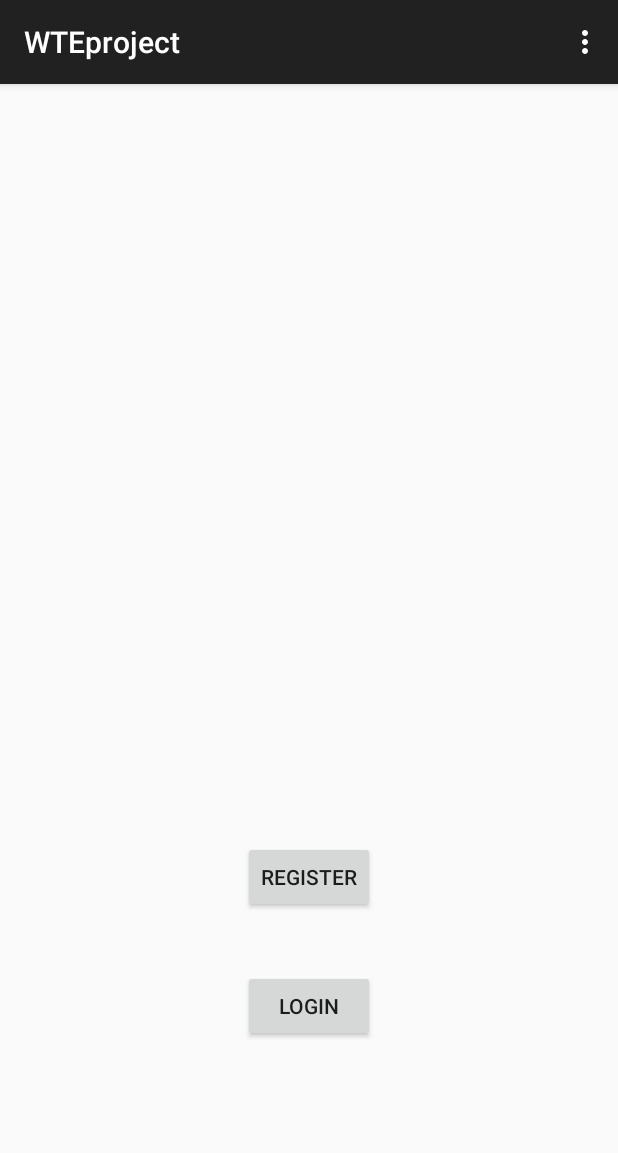
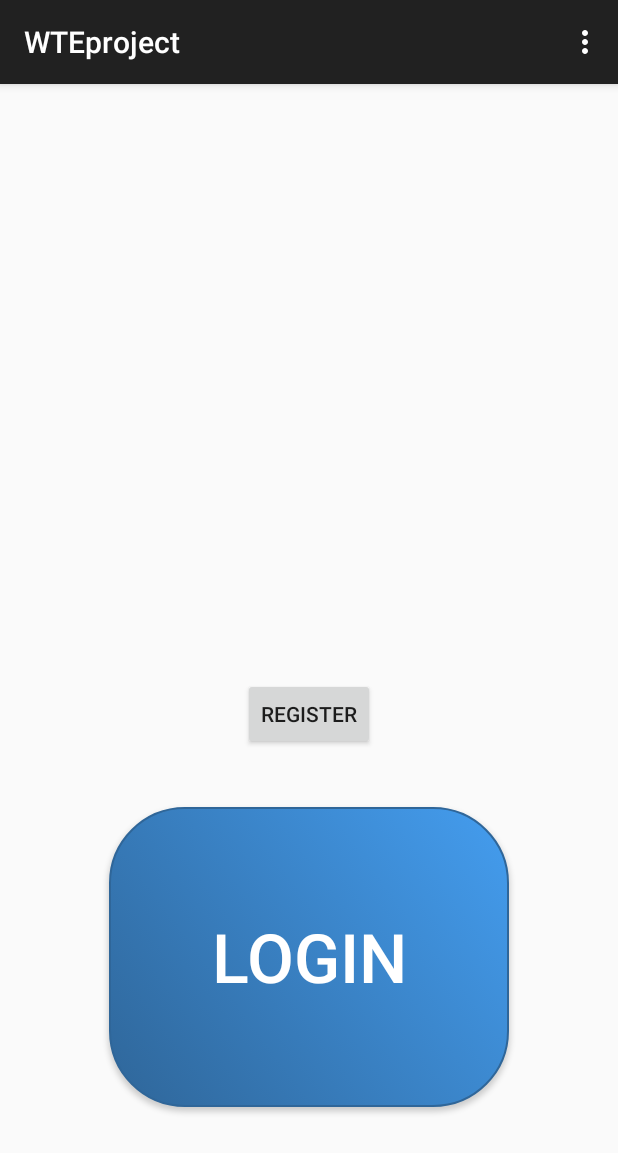
Before and after one commit to yaya0805/What_to_Eat, an Android app: the screen it shows after launch (MainActivity), on a phone screen of 412 x 824 dp. Shown: the top 1153 px of the screen. Run offline under Robolectric (Android 15) with nearby library versions, the phone set to English and light mode, and no system bars.

Commit message:
Add Login Btn Design

```diff
--- a/app/src/main/java/com/example/user/wteproject/MainActivity.java
+++ b/app/src/main/java/com/example/user/wteproject/MainActivity.java
@@ -4,6 +4,8 @@ import android.support.v7.app.ActionBarActivity;
 import android.os.Bundle;
 import android.view.Menu;
 import android.view.MenuItem;
+import android.view.View;
+import android.widget.Button;
 
 
 public class MainActivity extends ActionBarActivity {
@@ -12,6 +14,15 @@ public class MainActivity extends ActionBarActivity {
     protected void onCreate(Bundle savedInstanceState) {
         super.onCreate(savedInstanceState);
         setContentView(R.layout.activity_main);
+
+        Button btn;
+        btn = (Button) findViewById(R.id.Register);
+        btn.setOnClickListener(new Button.OnClickListener() {
+            @Override
+            public void onClick(View v){
+
+            }
+        });
     }
 
 
--- /dev/null
+++ b/app/src/main/res/drawable/button_login.xml
@@ -0,0 +1,37 @@
+<?xml version="1.0" encoding="utf-8"?>
+<selector xmlns:android="http://schemas.android.com/apk/res/android">
+    <item>
+        <shape>
+            <gradient
+                android:startColor="#2f6699"
+                android:endColor="#449def"
+                android:angle="45" />
+            <stroke
+                android:width="1dp"
+                android:color="#2f6699" />
+            <corners
+                android:radius="50dp" />
+            <padding
+                android:left="10dp"
+                android:top="10dp"
+                android:right="10dp"
+                android:bottom="10dp" />
+        </shape>
+    </item>
+    <item android:state_pressed="true" >
+        <shape>
+            <solid
+                android:color="#449def" />
+            <stroke
+                android:width="1dp"
+                android:color="#2f6699" />
+            <corners
+                android:radius="2dp" />
+            <padding
+                android:left="10dp"
+                android:top="10dp"
+                android:right="10dp"
+                android:bottom="10dp" />
+        </shape>
+    </item>
+</selector>
--- a/app/src/main/res/layout/activity_main.xml
+++ b/app/src/main/res/layout/activity_main.xml
@@ -6,14 +6,17 @@
     android:paddingBottom="@dimen/activity_vertical_margin" tools:context=".MainActivity">
 
     <Button
-        android:layout_width="wrap_content"
-        android:layout_height="wrap_content"
+        android:layout_width="400px"
+        android:layout_height="300px"
         android:text="Login"
         android:id="@+id/Login"
-        android:layout_marginBottom="113dp"
+        android:layout_marginBottom="70dp"
+        android:background="@drawable/button_login"
+        android:textColor="#FFFFFF"
+        android:textSize="45dp"
         android:layout_alignParentBottom="true"
-        android:layout_alignLeft="@+id/Register"
-        android:layout_alignStart="@+id/Register" />
+        android:layout_centerHorizontal="true"
+    />
 
     <Button
         android:layout_width="wrap_content"
```
Also changed, not shown: 2 other files.
